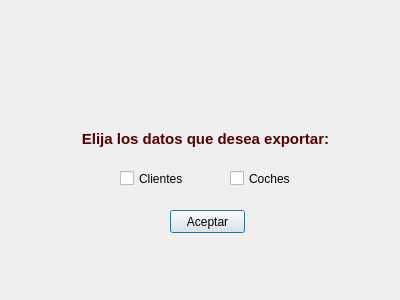
This is QuintanaRanha/dlgDatos.ui in Martin-Quintana/Desenvolvemento-de-Interfaces as Qt 5 draws it before an edit. The edited form follows.
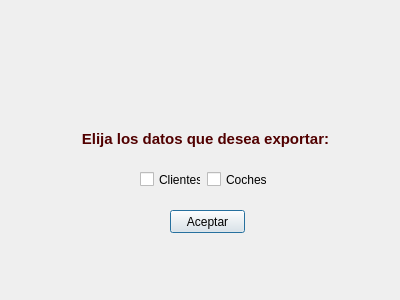
This is the edited form. Icons and pictures are not drawn.

Diff of the .ui file:
```diff
--- a/QuintanaRanha/dlgDatos.ui
+++ b/QuintanaRanha/dlgDatos.ui
@@ -60,32 +60,6 @@
     <set>Qt::AlignHCenter|Qt::AlignTop</set>
    </property>
   </widget>
-  <widget class="QCheckBox" name="chkClientes">
-   <property name="geometry">
-    <rect>
-     <x>120</x>
-     <y>170</y>
-     <width>70</width>
-     <height>17</height>
-    </rect>
-   </property>
-   <property name="text">
-    <string>Clientes</string>
-   </property>
-  </widget>
-  <widget class="QCheckBox" name="chkCoches">
-   <property name="geometry">
-    <rect>
-     <x>230</x>
-     <y>170</y>
-     <width>70</width>
-     <height>17</height>
-    </rect>
-   </property>
-   <property name="text">
-    <string>Coches</string>
-   </property>
-  </widget>
   <widget class="QPushButton" name="btnExportaDatos">
    <property name="geometry">
     <rect>
@@ -118,6 +92,32 @@
     <bool>true</bool>
    </property>
   </widget>
+  <widget class="QWidget" name="">
+   <property name="geometry">
+    <rect>
+     <x>140</x>
+     <y>170</y>
+     <width>127</width>
+     <height>19</height>
+    </rect>
+   </property>
+   <layout class="QHBoxLayout" name="horizontalLayout">
+    <item>
+     <widget class="QCheckBox" name="chkClientes">
+      <property name="text">
+       <string>Clientes</string>
+      </property>
+     </widget>
+    </item>
+    <item>
+     <widget class="QCheckBox" name="chkCoches">
+      <property name="text">
+       <string>Coches</string>
+      </property>
+     </widget>
+    </item>
+   </layout>
+  </widget>
  </widget>
  <resources/>
  <connections/>
```
